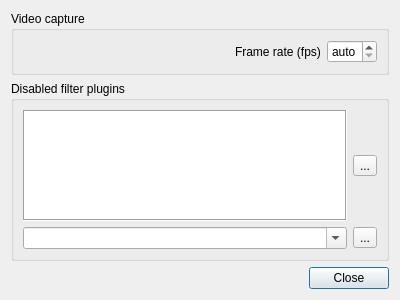
OFFIS-Automation/Framework, file modules/olvis3/projects/OlvisExecGuiPlugin/src/dialogs/OlvisOptionsGui.ui: the form before one commit.
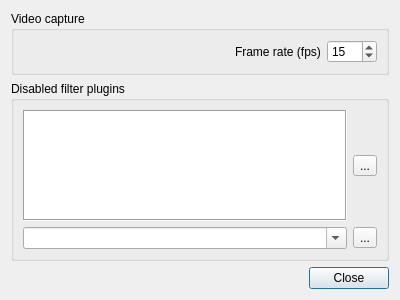
The form after the commit. Icons and pictures are not drawn.

Commit message: remove auto frame rate for video capture Fixes #25

The edit to the form file:
```diff
--- a/modules/olvis3/projects/OlvisExecGuiPlugin/src/dialogs/OlvisOptionsGui.ui
+++ b/modules/olvis3/projects/OlvisExecGuiPlugin/src/dialogs/OlvisOptionsGui.ui
@@ -53,17 +53,20 @@
             <height>0</height>
            </size>
           </property>
-          <property name="specialValueText">
-           <string>auto</string>
-          </property>
           <property name="suffix">
            <string/>
           </property>
           <property name="prefix">
            <string/>
           </property>
+          <property name="minimum">
+           <number>5</number>
+          </property>
           <property name="maximum">
-           <number>50</number>
+           <number>60</number>
+          </property>
+          <property name="value">
+           <number>15</number>
           </property>
          </widget>
         </item>
```
The commit also changes 2 other files.
